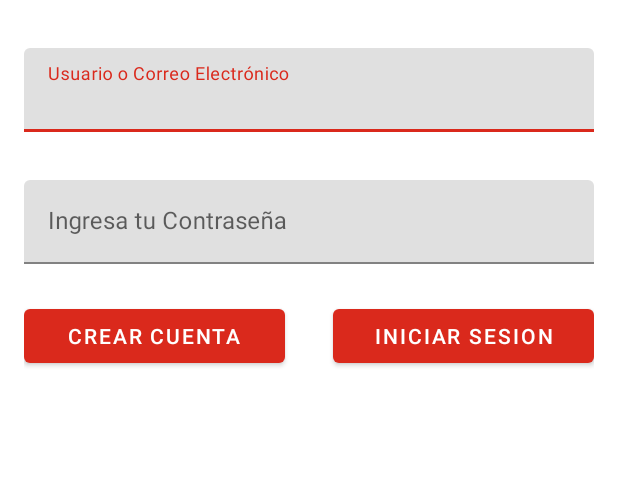
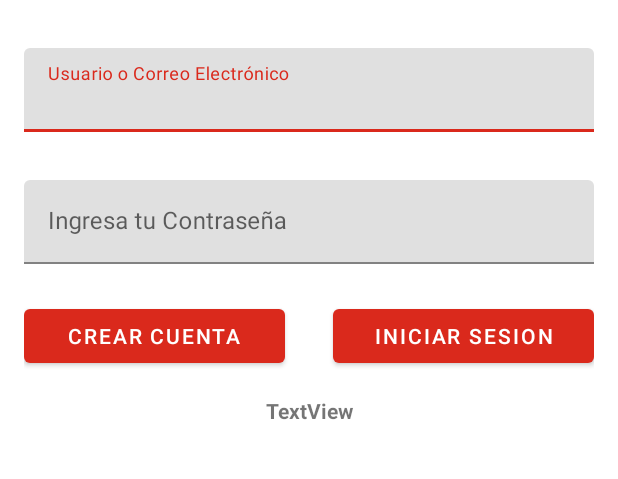
Before and after one commit to A01749373/DibujandoUnManana, an Android app: the fragment IniciarSesion shown on its own in the app's theme, on a phone screen of 412 x 824 dp, the part 357-836 px from its top. Run offline under Robolectric (Android 15) with nearby library versions, the phone set to English and light mode, and no system bars.

Commit message:
Iniciar sesion

```diff
--- a/app/src/main/java/mx/itesm/dibujandounmaana/ServicioUsuarioApi.kt
+++ b/app/src/main/java/mx/itesm/dibujandounmaana/ServicioUsuarioApi.kt
@@ -15,6 +15,6 @@ interface ServicioUsuarioApi
     @POST("/Usuario/VerUsuario")
     fun verUsuario(@Body correo: Usuario): Call<String>
 
-    @GET("/Sesion/BuscarUsuario")
-    fun iniciarSesion(@Body correo: Usuario): Call<String>
+    @POST("/Sesion/BuscarUsuario")
+    fun iniciarSesion(@Body sesionUsuario: JsonSesionUsuario): Call<String>
 }
--- a/app/src/main/java/mx/itesm/dibujandounmaana/iniciarSesionJson.kt
+++ b/app/src/main/java/mx/itesm/dibujandounmaana/iniciarSesionJson.kt
@@ -5,11 +5,11 @@ import java.io.Serializable
 
 data class SesionUsuario (
     @SerializedName("correoElectronico")
-    val usuario: String,
+    val correoElectronico: String,
     @SerializedName("contrasena")
     val contrasena: String): Serializable
 
 data class JsonSesionUsuario(
-    @SerializedName("usuario")
-    val usuario: SesionUsuario
+    @SerializedName("sesionUsuario")
+    val sesionUsuario: SesionUsuario
 ) : Serializable
--- a/app/src/main/java/mx/itesm/dibujandounmaana/view/IniciarSesion.kt
+++ b/app/src/main/java/mx/itesm/dibujandounmaana/view/IniciarSesion.kt
@@ -1,33 +1,53 @@
 package mx.itesm.dibujandounmaana.view
 
+import android.os.Binder
 import androidx.lifecycle.ViewModelProvider
 import android.os.Bundle
 import androidx.fragment.app.Fragment
 import android.view.LayoutInflater
 import android.view.View
 import android.view.ViewGroup
+import androidx.fragment.app.viewModels
 import mx.itesm.dibujandounmaana.R
+import mx.itesm.dibujandounmaana.SesionUsuario
+import mx.itesm.dibujandounmaana.databinding.ActivityMainBinding
+import mx.itesm.dibujandounmaana.databinding.IniciarSesionFragmentBinding
 import mx.itesm.dibujandounmaana.viewmodel.IniciarSesionVM
 
 class IniciarSesion : Fragment() {
 
-    companion object {
-        fun newInstance() = IniciarSesion()
-    }
+    private val viewModel: IniciarSesionVM by viewModels()
 
-    private lateinit var viewModel: IniciarSesionVM
+    private lateinit var binding: IniciarSesionFragmentBinding
 
     override fun onCreateView(
         inflater: LayoutInflater, container: ViewGroup?,
         savedInstanceState: Bundle?
     ): View? {
-        return inflater.inflate(R.layout.iniciar_sesion_fragment, container, false)
+        //return inflater.inflate(R.layout.iniciar_sesion_fragment, container, false)
+        binding = IniciarSesionFragmentBinding.inflate(layoutInflater)
+        return binding.root
     }
 
-    override fun onActivityCreated(savedInstanceState: Bundle?) {
-        super.onActivityCreated(savedInstanceState)
-        viewModel = ViewModelProvider(this).get(IniciarSesionVM::class.java)
-        // TODO: Use the ViewModel
+    override fun onViewCreated(view: View, savedInstanceState: Bundle?) {
+        super.onViewCreated(view, savedInstanceState)
+        configurarObservadores()
+        configurarEventos()
     }
 
+    private fun configurarEventos() {
+        binding.btnIniciarSesion.setOnClickListener {
+            val usuarioRegistrado = SesionUsuario(
+                binding.etUsuario.text.toString(),
+                binding.etContrasena.text.toString())
+
+            viewModel.verificaUsuario(usuarioRegistrado)
+        }
+    }
+
+    private fun configurarObservadores() {
+        viewModel.respuesta.observe(viewLifecycleOwner) { respuesta ->
+            binding.tvEstado.text = respuesta
+        }
+    }
 }
--- a/app/src/main/res/layout/iniciar_sesion_fragment.xml
+++ b/app/src/main/res/layout/iniciar_sesion_fragment.xml
@@ -34,6 +34,7 @@
             android:layout_weight="1">
 
             <com.google.android.material.textfield.TextInputEditText
+                android:id="@+id/etUsuario"
                 android:layout_width="match_parent"
                 android:layout_height="wrap_content"
                 android:hint="Usuario o Correo Electrónico" />
@@ -41,13 +42,14 @@
         </com.google.android.material.textfield.TextInputLayout>
 
         <com.google.android.material.textfield.TextInputLayout
-            android:id="@+id/tiContraseña"
+            android:id="@+id/tiContrasena"
             android:layout_width="match_parent"
             android:layout_height="match_parent"
             android:layout_marginTop="32dp"
             android:layout_weight="1">
 
             <com.google.android.material.textfield.TextInputEditText
+                android:id="@+id/etContrasena"
                 android:layout_width="match_parent"
                 android:layout_height="wrap_content"
                 android:hint="Ingresa tu Contraseña" />
@@ -77,6 +79,16 @@
                 android:text="Iniciar Sesion" />
         </LinearLayout>
 
+        <TextView
+            android:id="@+id/tvEstado"
+            android:layout_width="match_parent"
+            android:layout_height="wrap_content"
+            android:layout_marginTop="16dp"
+            android:layout_weight="1"
+            android:text="TextView"
+            android:textAlignment="center"
+            android:textStyle="bold" />
+
     </LinearLayout>
 
 </androidx.constraintlayout.widget.ConstraintLayout>
```
Also changed, not shown: app/src/main/java/mx/itesm/dibujandounmaana/viewmodel/IniciarSesionVM.kt (+22 -1 lines).
